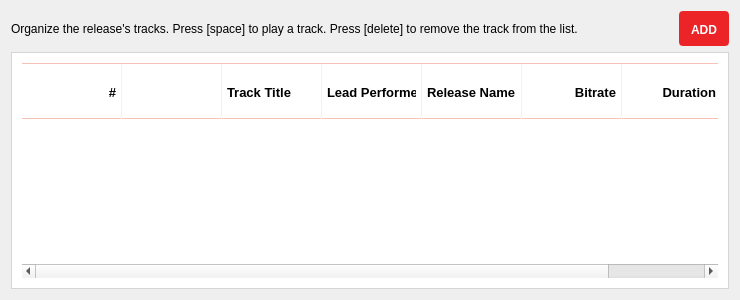
The window that resources/ui/track_list_page.ui (Iconoclasteinc/tgit) describes before a commit, drawn with Qt 5.
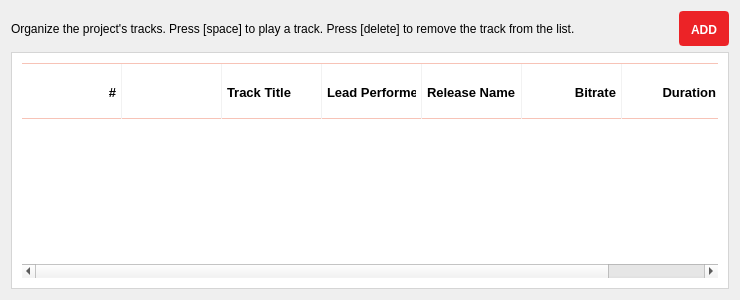
The same window after the commit.

Commit message: Change album to project.

The edit to the form file:
```diff
--- a/resources/ui/track_list_page.ui
+++ b/resources/ui/track_list_page.ui
@@ -29,7 +29,7 @@
       <item>
        <widget class="QLabel" name="label">
         <property name="text">
-         <string>Organize the release's tracks. Press [space] to play a track. Press [delete] to remove the track from the list.</string>
+         <string>Organize the project's tracks. Press [space] to play a track. Press [delete] to remove the track from the list.</string>
         </property>
        </widget>
       </item>
```
The commit also changes 38 other files.
